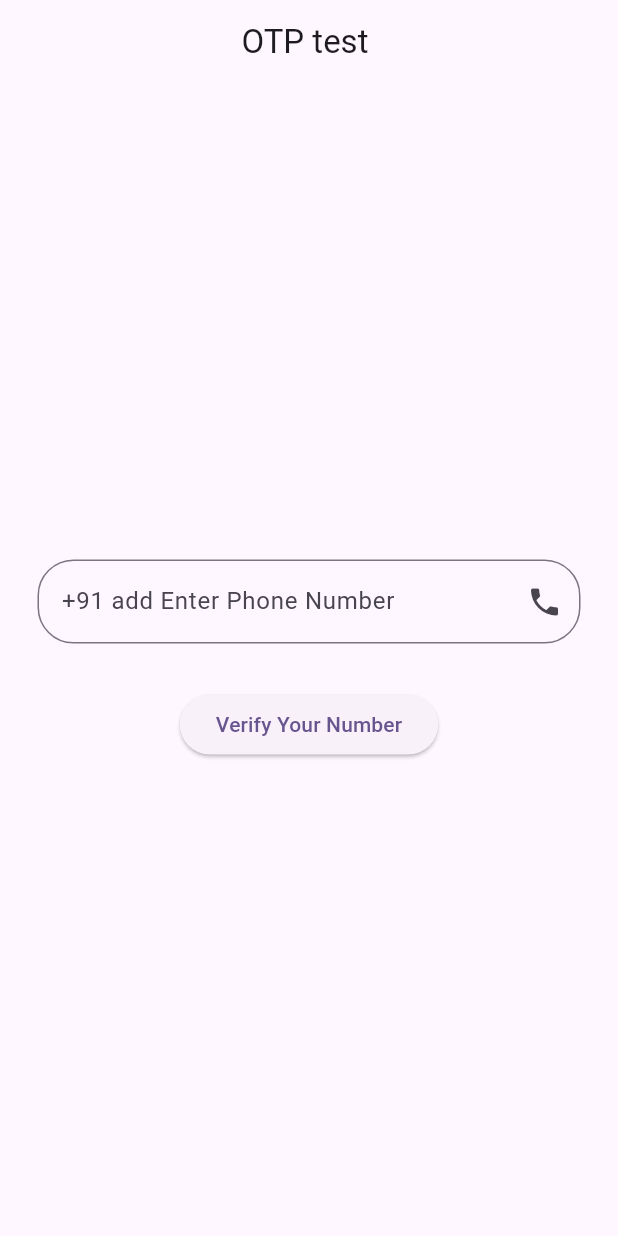
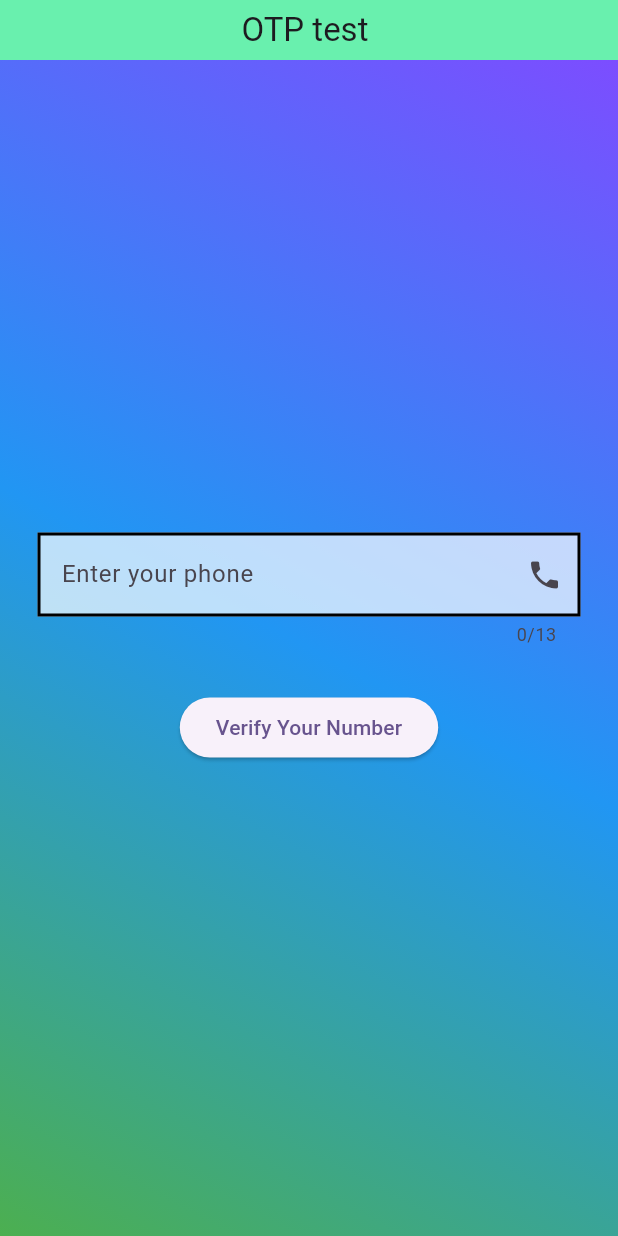
Before and after one commit to TIRTH1818y/test11, a Flutter app: the screen it shows after launch, on a phone screen of 412 x 824 dp. Run offline on Flutter 3.47's test engine with Material 3 defaults, Android fonts, the phone set to English and light mode, and no system bars; our stand-ins replace firebase_auth, firebase_core; accounts and stored records are empty.

Commit message:
UI design1

```diff
--- a/lib/OTP.dart
+++ b/lib/OTP.dart
@@ -1,4 +1,3 @@
-
 import 'package:firebase_auth/firebase_auth.dart';
 import 'package:flutter/material.dart';
 import 'package:test11/otpUI.dart';
@@ -18,18 +17,48 @@ class _phoneotpState extends State<phoneotp> {
     return Scaffold(
       appBar: AppBar(
         title: Text("OTP test "),
+        backgroundColor: Colors.greenAccent,
+        shadowColor:Colors.white,
+        toolbarHeight: 40,
         centerTitle: true,
+
       ),
-      body: Column(
+
+      body: Center(
+        child: Container(
+          decoration: BoxDecoration(
+              gradient: LinearGradient(
+                begin: Alignment.topRight,
+                end: Alignment.bottomLeft,
+                colors: [
+                  Colors.deepPurpleAccent,
+                  Colors.blue,
+                  Colors.green,
+                ],
+              )
+          ),
+          child: Column(
             mainAxisAlignment: MainAxisAlignment.center,
             children: [
               Padding(
                 padding: const EdgeInsets.symmetric(horizontal: 25),
                 child: TextField(
+                  maxLength:13,
                   controller: phonenumber,
-              keyboardType: TextInputType.number,
+                  keyboardType: TextInputType.phone,
                   decoration: InputDecoration(
+
+                      filled: true,
+                      fillColor: Colors.white70,
+                      labelText: "Enter your phone",
                       hintText: "+91 add Enter Phone Number",
+                      focusedBorder: OutlineInputBorder(
+                          borderRadius: BorderRadius.circular(25),
+                          borderSide:
+                              BorderSide(color: Colors.white, width: 3)),
+                      enabledBorder: OutlineInputBorder(
+                          borderRadius: BorderRadius.circular(0),
+                          borderSide: BorderSide(color: Colors.black, width: 2)),
                       suffixIcon: Icon(Icons.phone),
                       border: OutlineInputBorder(
                         borderRadius: BorderRadius.circular(24),
@@ -39,24 +68,36 @@ class _phoneotpState extends State<phoneotp> {
               SizedBox(height: 30),
               ElevatedButton(
                   onPressed: () async {
-
                     await
                         //allocated phone number in firebase
                         FirebaseAuth.instance.verifyPhoneNumber(
-                    verificationCompleted: (PhoneAuthCredential credential) {},
+                            verificationCompleted:
+                                (PhoneAuthCredential credential) {},
                             //jo verification fail thai to ex ni andr Exception jase
                             verificationFailed: (FirebaseAuthException ex) {},
                             //verification screen par mokal va mare and jo token expire thai int resendtoken thi
                             codeSent: (String verificationid, int? resendtoken) {
-                      Navigator.push(context, MaterialPageRoute(builder:(Context)=>otpUI(verificationid: verificationid,) ));
+                              Navigator.push(
+                                  context,
+                                  MaterialPageRoute(
+                                      builder: (Context) => otpUI(
+                                            verificationid: verificationid,
+                                          )));
                             },
                             //jo OTP expire thai to ("verificationid ")  phonenumber textfield thi pachu OTP mokal va mate
                             codeAutoRetrievalTimeout: (String verificationid) {},
                             phoneNumber: phonenumber.text.toString());
                   },
-              child: Text("Verify Your Number"))
+                  child: Text("Verify Your Number")),
             ],
+
+
           ),
+
+        ),
+
+      ),
+
     );
   }
 }
```
Also changed, not shown: lib/main.dart (+11 -0 lines), lib/otpUI.dart (+17 -1 lines). Lines whose indentation alone changed are shown as unchanged.
